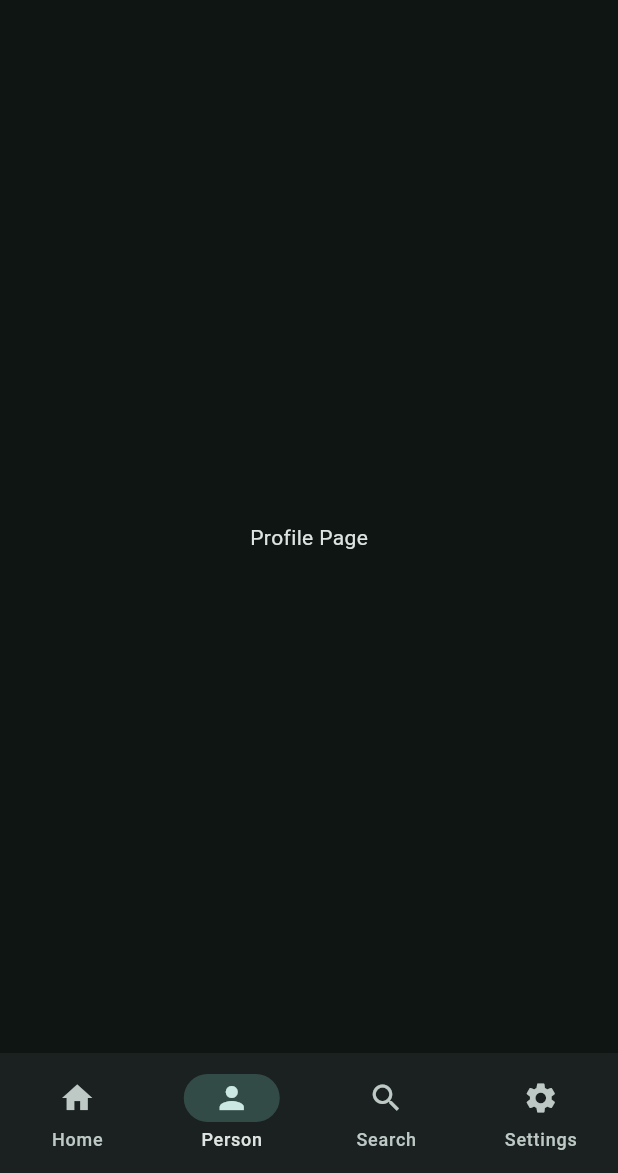
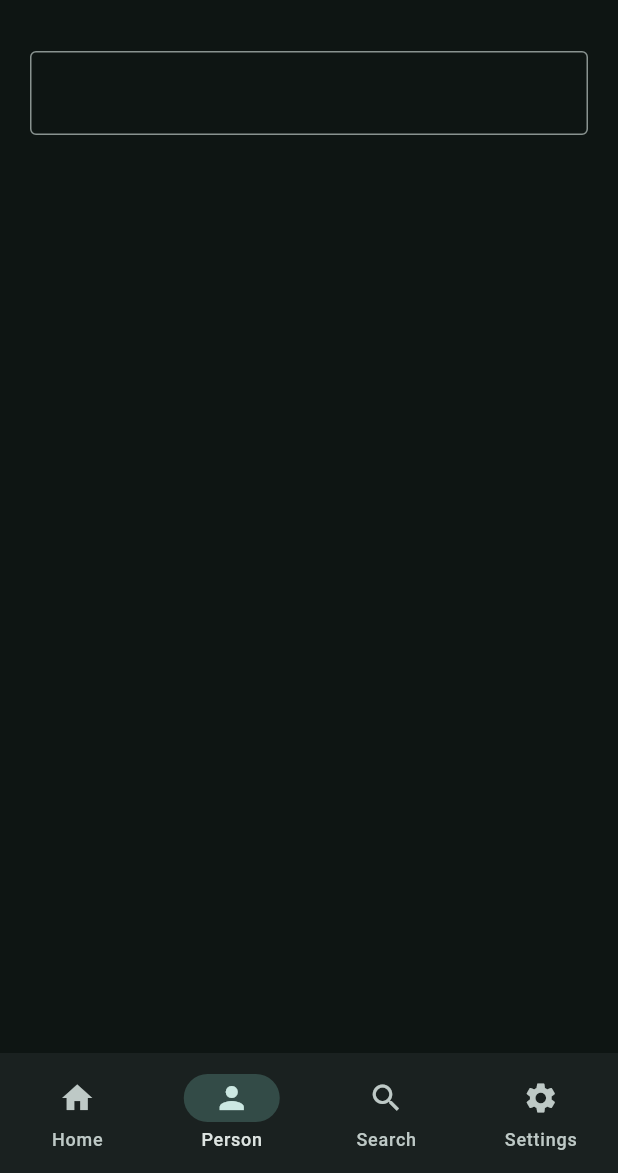
Before and after one commit to LHjortlund/flutter_april, a Flutter app: the screen it shows after launch, item 2 of the bottom bar chosen, on a phone screen of 412 x 824 dp, the part 63-1236 px from its top. Run offline on Flutter 3.47's test engine with Material 3 defaults, Android fonts, the phone set to English and light mode, and no system bars.

Commit message:
implement of input box in profilepage

```diff
--- a/lib/views/pages/profile_page.dart
+++ b/lib/views/pages/profile_page.dart
@@ -5,6 +5,13 @@ class ProfilePage extends StatelessWidget {
 
   @override
   Widget build(BuildContext context) {
-    return Center(child: Text('Profile Page'));
+    return Padding(
+      padding: const EdgeInsets.all(20.0),
+      child: Column(
+        children: [
+          TextField(decoration: InputDecoration(border: OutlineInputBorder())),
+        ],
+      ),
+    );
   }
 }
```
